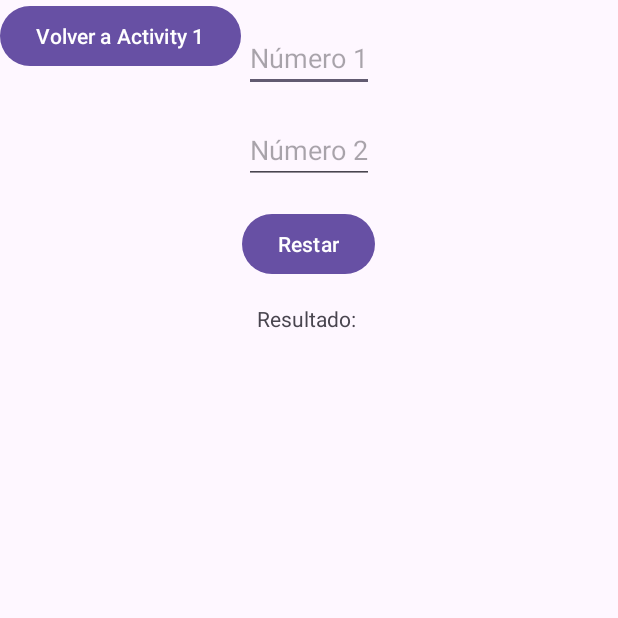
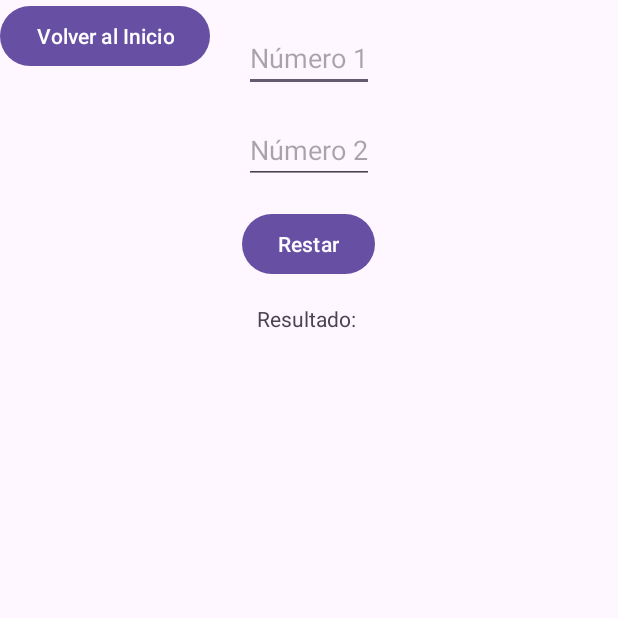
Before and after one commit to Pauljim98/Flores-JimenezPaul, an Android app: the resta screen opened directly, with no data from a screen before it, on a phone screen of 412 x 824 dp, the top half of it. Run offline under Robolectric (Android 15) with nearby library versions, the phone set to English and light mode, and no system bars.

Commit message:
Commit 18:00

```diff
--- a/app/src/main/java/com/example/examen01/Sumar.java
+++ b/app/src/main/java/com/example/examen01/Sumar.java
@@ -47,7 +47,7 @@ public class Sumar extends AppCompatActivity {
                     steps.append("\n");
 
 
-                    BigInteger result = num1.subtract(num2);
+                    BigInteger result = num1.add(num2);
 
 
                     steps.append(result);
--- a/app/src/main/java/com/example/examen01/resta.java
+++ b/app/src/main/java/com/example/examen01/resta.java
@@ -49,7 +49,7 @@ public class resta extends AppCompatActivity {
                     steps.append("\n");
 
 
-                    BigInteger result = num1.add(num2);
+                    BigInteger result = num1.subtract(num2);
 
 
                     steps.append(result);
--- a/app/src/main/res/layout/activity_resta.xml
+++ b/app/src/main/res/layout/activity_resta.xml
@@ -10,7 +10,7 @@
         android:id="@+id/btnReturnt"
         android:layout_width="wrap_content"
         android:layout_height="wrap_content"
-        android:text="Volver a Activity 1"/>
+        android:text="Volver al Inicio"/>
 
     <EditText
         android:id="@+id/editTextNumber1"
```
